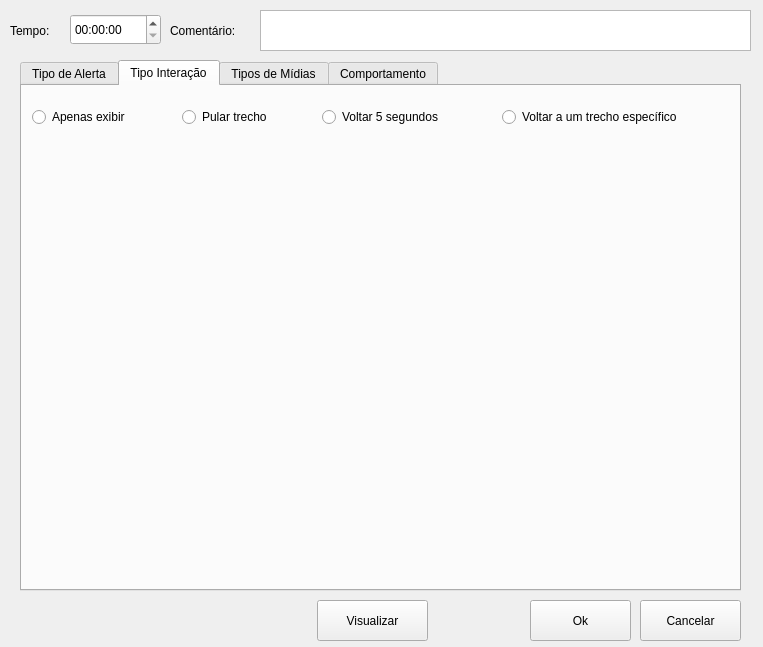
First picture: the form in ui/ShowContent.ui, repository caioviel/pyannotator, before the edit.
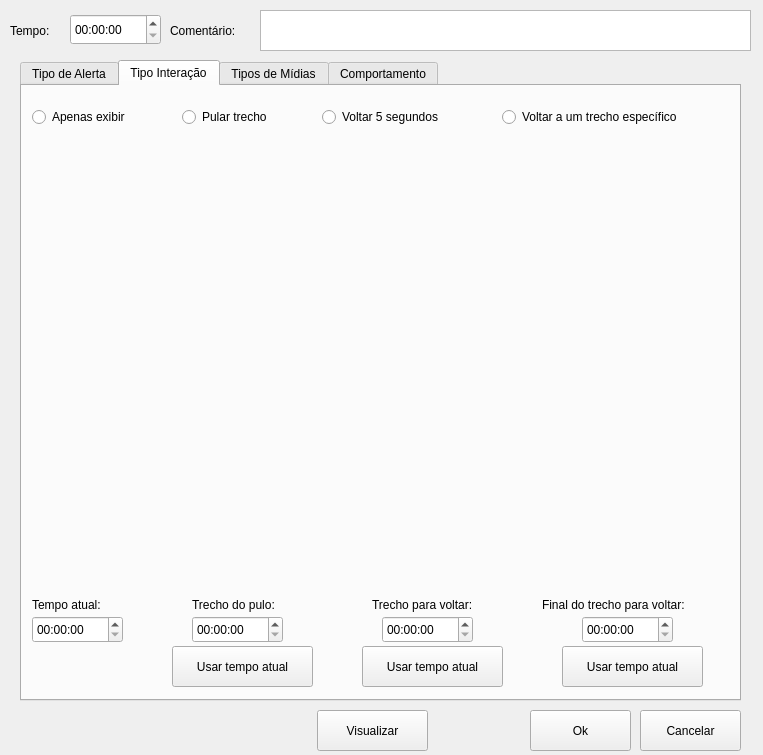
Second picture: the form after the edit. The open tabs and pages were chosen to show the change. Icons and pictures are not drawn.

Commit message: Nova interface para incluir interações implementada.

```diff
--- a/ui/ShowContent.ui
+++ b/ui/ShowContent.ui
@@ -7,7 +7,7 @@
     <x>0</x>
     <y>0</y>
     <width>763</width>
-    <height>647</height>
+    <height>755</height>
    </rect>
   </property>
   <property name="windowTitle">
@@ -65,7 +65,7 @@
      <x>20</x>
      <y>60</y>
      <width>721</width>
-     <height>531</height>
+     <height>641</height>
     </rect>
    </property>
    <property name="currentIndex">
@@ -636,12 +636,143 @@
      <property name="geometry">
       <rect>
        <x>10</x>
-       <y>20</y>
+       <y>50</y>
        <width>691</width>
        <height>481</height>
       </rect>
      </property>
     </widget>
+    <widget class="QTimeEdit" name="time_media">
+     <property name="geometry">
+      <rect>
+       <x>10</x>
+       <y>530</y>
+       <width>91</width>
+       <height>27</height>
+      </rect>
+     </property>
+    </widget>
+    <widget class="QLabel" name="lbl_current_time">
+     <property name="geometry">
+      <rect>
+       <x>10</x>
+       <y>510</y>
+       <width>91</width>
+       <height>17</height>
+      </rect>
+     </property>
+     <property name="text">
+      <string>Tempo atual:</string>
+     </property>
+    </widget>
+    <widget class="QLabel" name="lbl_skip">
+     <property name="geometry">
+      <rect>
+       <x>170</x>
+       <y>510</y>
+       <width>121</width>
+       <height>17</height>
+      </rect>
+     </property>
+     <property name="text">
+      <string>Trecho do pulo:</string>
+     </property>
+    </widget>
+    <widget class="QTimeEdit" name="time_skip_point">
+     <property name="geometry">
+      <rect>
+       <x>170</x>
+       <y>530</y>
+       <width>91</width>
+       <height>27</height>
+      </rect>
+     </property>
+    </widget>
+    <widget class="QTimeEdit" name="time_back_point">
+     <property name="geometry">
+      <rect>
+       <x>360</x>
+       <y>530</y>
+       <width>91</width>
+       <height>27</height>
+      </rect>
+     </property>
+    </widget>
+    <widget class="QLabel" name="lbl_back_point">
+     <property name="geometry">
+      <rect>
+       <x>350</x>
+       <y>510</y>
+       <width>121</width>
+       <height>17</height>
+      </rect>
+     </property>
+     <property name="text">
+      <string>Trecho para voltar:</string>
+     </property>
+    </widget>
+    <widget class="QLabel" name="lbl_back_limite">
+     <property name="geometry">
+      <rect>
+       <x>520</x>
+       <y>510</y>
+       <width>191</width>
+       <height>17</height>
+      </rect>
+     </property>
+     <property name="text">
+      <string>Final do trecho para voltar:</string>
+     </property>
+    </widget>
+    <widget class="QTimeEdit" name="time_back_limite">
+     <property name="geometry">
+      <rect>
+       <x>560</x>
+       <y>530</y>
+       <width>91</width>
+       <height>27</height>
+      </rect>
+     </property>
+    </widget>
+    <widget class="QPushButton" name="btn_skip">
+     <property name="geometry">
+      <rect>
+       <x>150</x>
+       <y>560</y>
+       <width>141</width>
+       <height>41</height>
+      </rect>
+     </property>
+     <property name="text">
+      <string>Usar tempo atual</string>
+     </property>
+    </widget>
+    <widget class="QPushButton" name="btn_back_point">
+     <property name="geometry">
+      <rect>
+       <x>340</x>
+       <y>560</y>
+       <width>141</width>
+       <height>41</height>
+      </rect>
+     </property>
+     <property name="text">
+      <string>Usar tempo atual</string>
+     </property>
+    </widget>
+    <widget class="QPushButton" name="btn_back_limite">
+     <property name="geometry">
+      <rect>
+       <x>540</x>
+       <y>560</y>
+       <width>141</width>
+       <height>41</height>
+      </rect>
+     </property>
+     <property name="text">
+      <string>Usar tempo atual</string>
+     </property>
+    </widget>
    </widget>
    <widget class="QWidget" name="tab_content">
     <attribute name="title">
@@ -742,7 +873,7 @@
    <property name="geometry">
     <rect>
      <x>640</x>
-     <y>600</y>
+     <y>710</y>
      <width>101</width>
      <height>41</height>
     </rect>
@@ -765,7 +896,7 @@
    <property name="geometry">
     <rect>
      <x>530</x>
-     <y>600</y>
+     <y>710</y>
      <width>101</width>
      <height>41</height>
     </rect>
@@ -788,7 +919,7 @@
    <property name="geometry">
     <rect>
      <x>317</x>
-     <y>600</y>
+     <y>710</y>
      <width>111</width>
      <height>41</height>
     </rect>
```
Left out of the diff: 47 changed lines with no effect on the pictures. The commit also changes 22 other files.
